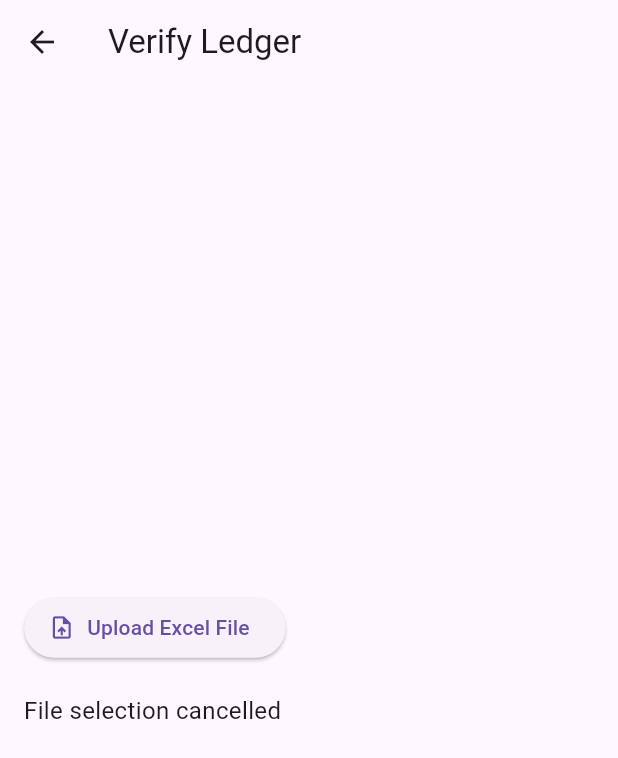
After one commit to LightnXd/fypapp, a Flutter app: the VerifyLedgerPage screen opened directly, after a tap on "Upload Excel File", on a phone screen of 412 x 824 dp. The commit adds this screen. Shown: the top 758 px of the screen. Run offline on Flutter 3.47's test engine with Material 3 defaults, Android fonts, the phone set to English and light mode, and no system bars; our stand-ins replace file_picker, pin_code_fields, supabase_flutter; missing offline and left inert: excel, flutter_file_dialog; accounts and stored records are empty; network calls fail.

Commit message:
ledger intergrity verification function from backend

```diff
--- a/lib/Organization/confirm_transaction.dart
+++ b/lib/Organization/confirm_transaction.dart
@@ -10,7 +10,7 @@ class ConfirmTransactionPage extends StatelessWidget {
   const ConfirmTransactionPage({super.key});
 
   Future<void> _sendTransaction(BuildContext context) async {
-    const OID = 'id111'; // You can pass this dynamically
+    const OID = 'id552'; // You can pass this dynamically
     const amount = 250.75;
 
     try {
--- /dev/null
+++ b/lib/contributor/pages/verify_ledger.dart
@@ -0,0 +1,45 @@
+import 'package:flutter/material.dart';
+
+import '../../services/ledger.dart';
+
+class VerifyLedgerPage extends StatefulWidget {
+  const VerifyLedgerPage({super.key});
+
+  @override
+  State<VerifyLedgerPage> createState() => _VerifyLedgerPageState();
+}
+
+class _VerifyLedgerPageState extends State<VerifyLedgerPage> {
+  String statusMessage = "No file selected";
+
+  Future<void> handleUpload() async {
+    final result = await pickAndUploadLedgerFile();
+    setState(() => statusMessage = result);
+  }
+
+  @override
+  Widget build(BuildContext context) {
+    return Scaffold(
+      appBar: AppBar(title: const Text("Verify Ledger")),
+      body: Padding(
+        padding: const EdgeInsets.all(16),
+        child: Column(
+          mainAxisAlignment: MainAxisAlignment.center,
+          children: [
+            ElevatedButton.icon(
+              onPressed: handleUpload,
+              icon: const Icon(Icons.upload_file),
+              label: const Text("Upload Excel File"),
+            ),
+            const SizedBox(height: 20),
+            SelectableText(
+              statusMessage,
+              textAlign: TextAlign.center,
+              style: const TextStyle(fontSize: 16),
+            ),
+          ],
+        ),
+      ),
+    );
+  }
+}
--- /dev/null
+++ b/lib/services/ledger.dart
@@ -0,0 +1,47 @@
+import 'dart:convert';
+
+import 'package:fypapp2/services/url.dart';
+import 'package:http/http.dart' as http;
+import 'package:file_picker/file_picker.dart';
+import 'package:http_parser/http_parser.dart';
+
+Future<String> pickAndUploadLedgerFile() async {
+  final result = await FilePicker.platform.pickFiles(
+    type: FileType.custom,
+    allowedExtensions: ['xlsx'],
+    withData: true, // <---- ADD THIS
+  );
+
+  if (result == null) return "File selection cancelled";
+
+  final fileBytes = result.files.single.bytes;
+  final fileName = result.files.single.name;
+
+  if (fileBytes == null) return "File bytes are null";
+
+  var request = http.MultipartRequest('POST', Uri.parse(verifyBlockurl));
+
+  request.files.add(
+    http.MultipartFile.fromBytes(
+      'ledger_file', // <-- must match your backend field name
+      fileBytes,
+      filename: fileName,
+      contentType: MediaType(
+        'application',
+        'vnd.openxmlformats-officedocument.spreadsheetml.sheet',
+      ),
+    ),
+  );
+
+  final streamedResponse = await request.send();
+  final response = await http.Response.fromStream(streamedResponse);
+
+  if (response.statusCode == 200) {
+    final result = jsonDecode(response.body);
+    return result['valid'] == true
+        ? "Ledger is valid"
+        : "Ledger has been tampered";
+  } else {
+    return "Error: ${response.body}";
+  }
+}
--- a/lib/services/url.dart
+++ b/lib/services/url.dart
@@ -6,3 +6,4 @@ const sendOTPurl = '$auth/send-otp';
 const verifyOTPurl = '$auth/verify-otp';
 const verifyUserUrl = '$auth/verify-user';
 const addBlockUrl = '$ledger/add-block';
+const verifyBlockurl = '$ledger/confirm-block-integrity';
--- a/pubspec.yaml
+++ b/pubspec.yaml
@@ -41,6 +41,8 @@ dependencies:
   excel: ^4.0.6
   path_provider: ^2.1.5
   flutter_file_dialog: ^3.0.2
+  file_picker: ^10.1.9
+  http_parser: ^4.1.2
 
 dev_dependencies:
   flutter_test:
```
Also changed, not shown: lib/contributor/pages/ledger.dart (+22 -6 lines), pubspec.lock, 2 other files.
